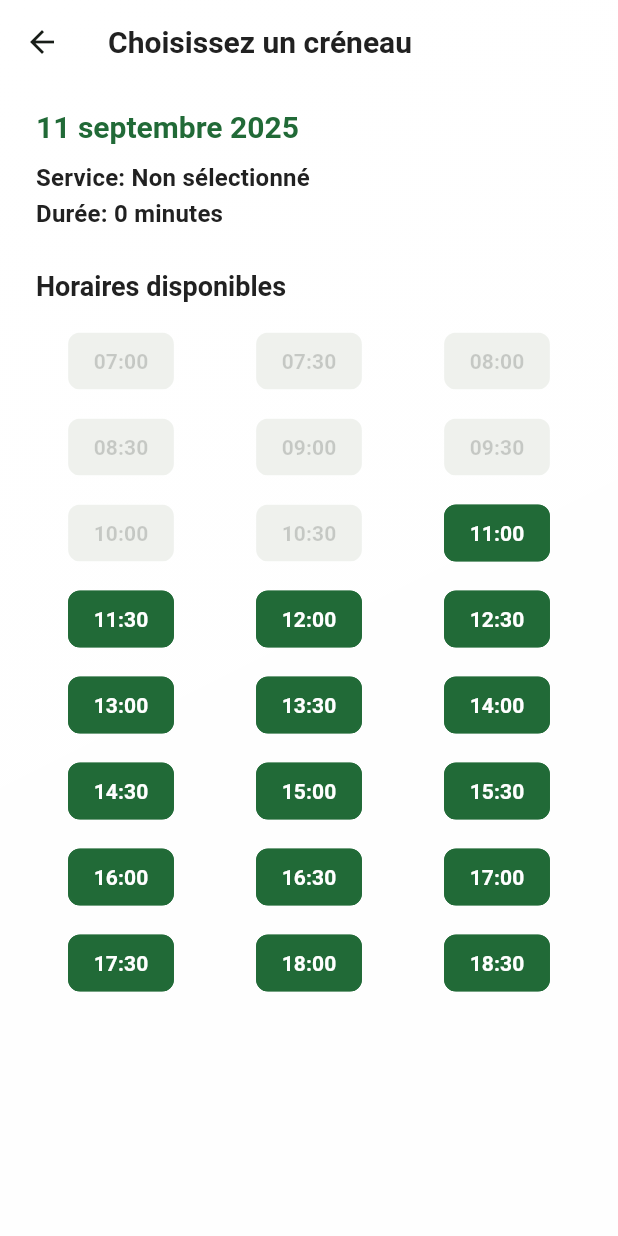
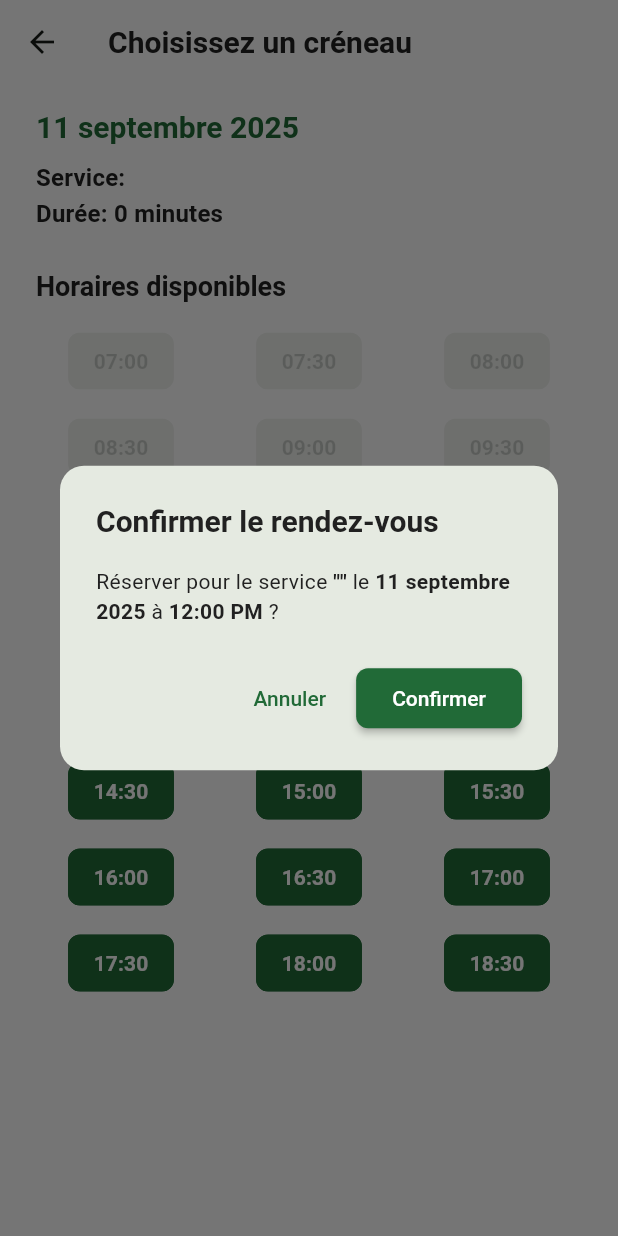
Before and after one commit to mckarot/coconut_agencement, a Flutter app: the TimeSlotScreen screen opened directly with empty values, after a tap on an icon or button, on a phone screen of 412 x 824 dp. Run offline on Flutter 3.47's test engine with Material 3 defaults, Android fonts, the phone set to English and light mode, and no system bars; our stand-ins replace another_flushbar, cloud_firestore, firebase_auth, firebase_core, flutter_local_notifications, table_calendar and 1 more; accounts and stored records are empty.

Commit message:
tt a l air ok
Co-authored-by: Qwen-Coder <qwen-coder@alibabacloud.com>

```diff
--- a/lib/screens/artisan/add_service_screen.dart
+++ b/lib/screens/artisan/add_service_screen.dart
@@ -50,12 +50,12 @@ class _AddServiceScreenState extends State<AddServiceScreen> {
       await serviceProvider.createService(service);
 
       if (mounted) {
-        NotificationService.showSuccess(context, 'Service ajouté avec succès');
+        NotificationService.showSuccess('Service ajouté avec succès');
         Navigator.pop(context);
       }
     } catch (e) {
       if (mounted) {
-        NotificationService.showError(context, 'Erreur: $e');
+        NotificationService.showError('Erreur: $e');
       }
     } finally {
       if (mounted) {
--- a/lib/screens/user/client_service_selection_screen.dart
+++ b/lib/screens/user/client_service_selection_screen.dart
@@ -59,6 +59,7 @@ class _ClientServiceSelectionScreenState
         FadeRoute(
           page: AvailabilityScreen(
             artisanId: widget.artisanId,
+            selectedService: _selectedService!,
           ),
         ),
       );
@@ -109,10 +110,10 @@ class _ClientServiceSelectionScreenState
                         itemCount: _services.length,
                         itemBuilder: (context, index) {
                           final service = _services[index];
-                          final isSelected = _selectedService?.id == service.id;
                           return ServiceCard(
+                            key: ValueKey(service.id), // Ajout d'une clé unique
                             service: service,
-                            isSelected: isSelected,
+                            isSelected: _selectedService?.id == service.id,
                             onTap: () {
                               setState(() {
                                 _selectedService = service;
--- a/lib/screens/user/time_slot_screen.dart
+++ b/lib/screens/user/time_slot_screen.dart
@@ -6,19 +6,20 @@ import '../../models/service_model.dart';
 import '../../providers/appointment_provider.dart';
 import '../../providers/auth_provider.dart';
 import '../../providers/notification_provider.dart';
-import '../../providers/service_provider.dart';
 import '../../providers/user_provider.dart';
 
 class TimeSlotScreen extends StatefulWidget {
   final String artisanId;
   final DateTime selectedDay;
   final List<AppointmentModel> appointmentsForDay;
+  final ServiceModel selectedService;
 
   const TimeSlotScreen({
     super.key,
     required this.artisanId,
     required this.selectedDay,
     required this.appointmentsForDay,
+    required this.selectedService,
   });
 
   @override
@@ -26,39 +27,6 @@ class TimeSlotScreen extends StatefulWidget {
 }
 
 class _TimeSlotScreenState extends State<TimeSlotScreen> {
-  ServiceModel? _selectedService;
-  bool _isLoading = true;
-
-  @override
-  void initState() {
-    super.initState();
-    _loadServices();
-  }
-
-  Future<void> _loadServices() async {
-    try {
-      final serviceProvider =
-          Provider.of<ServiceProvider>(context, listen: false);
-      await serviceProvider.loadServices();
-
-      if (mounted) {
-        setState(() {
-          if (serviceProvider.services.isNotEmpty) {
-            _selectedService = serviceProvider.services.first;
-          }
-          _isLoading = false;
-        });
-      }
-    } catch (e) {
-      if (mounted) {
-        setState(() => _isLoading = false);
-        ScaffoldMessenger.of(context).showSnackBar(
-          SnackBar(content: Text("Erreur de chargement des services: $e")),
-        );
-      }
-    }
-  }
-
   @override
   Widget build(BuildContext context) {
     final theme = Theme.of(context);
@@ -81,9 +49,7 @@ class _TimeSlotScreenState extends State<TimeSlotScreen> {
             ],
           ),
         ),
-        child: _isLoading
-            ? const Center(child: CircularProgressIndicator())
-            : SafeArea(
+        child: SafeArea(
           child: Padding(
             padding: const EdgeInsets.symmetric(horizontal: 24.0),
             child: Column(
@@ -99,11 +65,11 @@ class _TimeSlotScreenState extends State<TimeSlotScreen> {
                 ),
                 const SizedBox(height: 8),
                 Text(
-                        'Service: ${_selectedService?.name ?? 'Non sélectionné'}',
+                  'Service: ${widget.selectedService.name}',
                   style: theme.textTheme.titleMedium,
                 ),
                 Text(
-                        'Durée: ${_selectedService?.defaultDuration ?? 0} minutes',
+                  'Durée: ${widget.selectedService.defaultDuration} minutes',
                   style: theme.textTheme.titleMedium,
                 ),
                 const SizedBox(height: 24),
@@ -202,7 +168,6 @@ class _TimeSlotScreenState extends State<TimeSlotScreen> {
   }
 
   void _showConfirmationDialog(TimeOfDay time) {
-    if (_selectedService == null) return;
     final theme = Theme.of(context);
 
     showDialog(
@@ -219,7 +184,7 @@ class _TimeSlotScreenState extends State<TimeSlotScreen> {
               children: [
                 const TextSpan(text: 'Réserver pour le service '),
                 TextSpan(
-                  text: '"${_selectedService!.name}"',
+                  text: '"${widget.selectedService.name}"',
                   style: const TextStyle(fontWeight: FontWeight.bold),
                 ),
                 const TextSpan(text: ' le '),
@@ -280,9 +245,9 @@ class _TimeSlotScreenState extends State<TimeSlotScreen> {
       id: '',
       clientId: authProvider.userId!,
       artisanId: widget.artisanId,
-      serviceId: _selectedService!.id,
+      serviceId: widget.selectedService.id,
       dateTime: appointmentDateTime,
-      duration: _selectedService!.defaultDuration,
+      duration: widget.selectedService.defaultDuration,
       status: AppointmentStatus.pending,
       createdAt: DateTime.now(),
     );
--- a/lib/services/local_notification_service.dart
+++ b/lib/services/local_notification_service.dart
@@ -41,7 +41,6 @@ class LocalNotificationService {
       tz.TZDateTime.from(scheduledTime, tz.local),
       const NotificationDetails(
         android: AndroidNotificationDetails(
-          // TODO(fix): The named parameter 'androidScheduleMode' is required, but there's no corresponding argument.Try adding the required argument.
           'your_channel_id',
           'your_channel_name',
           channelDescription: 'your_channel_description',
```
Also changed, not shown: lib/screens/artisan/availability_screen.dart (+45 -5 lines), lib/screens/artisan/calendar_screen.dart (+38 -11 lines), lib/screens/user/appointment_history_screen.dart (+46 -1 lines), lib/services/notification_service.dart (+16 -3 lines), lib/widgets/service_selector.dart (added, +67 -0 lines), 1 other file. Lines whose indentation alone changed are shown as unchanged.
